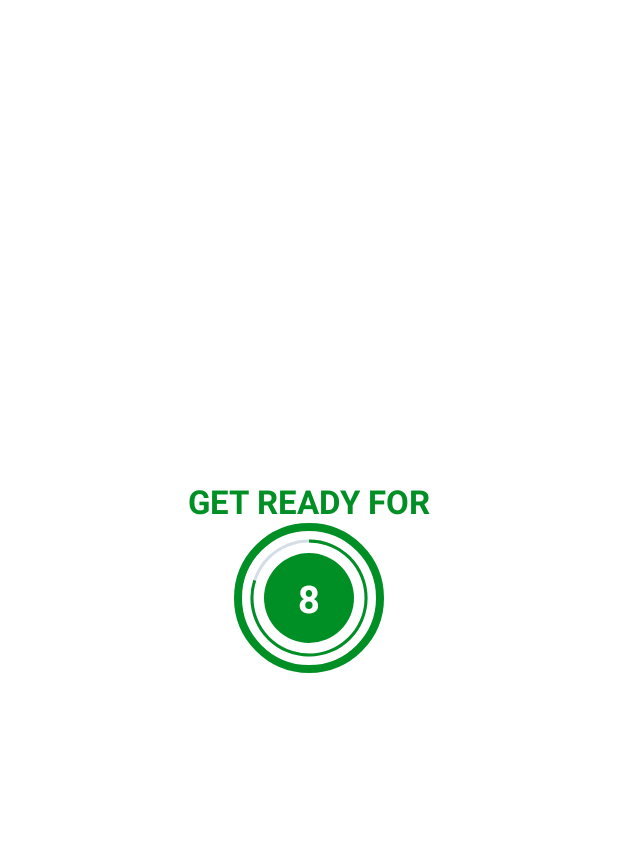
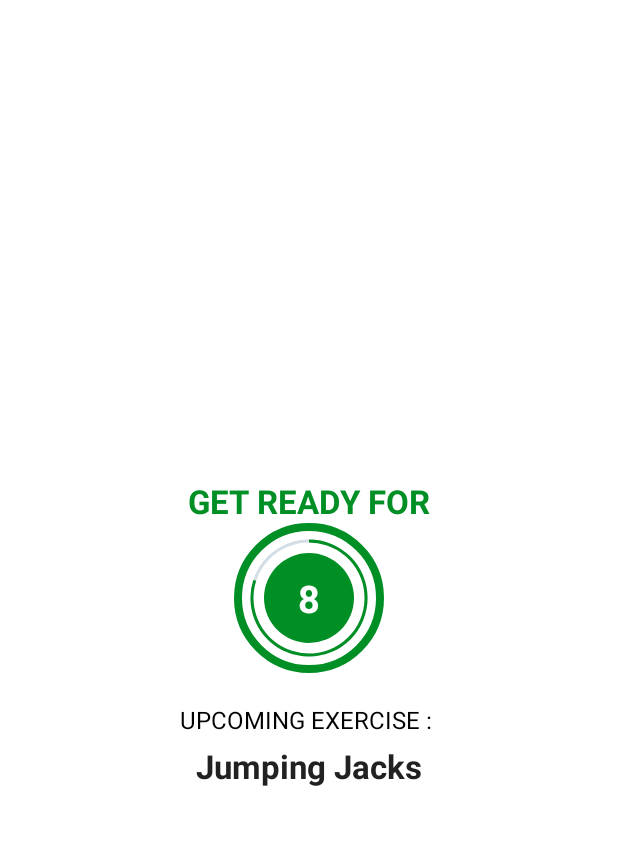
Before and after one commit to tranvuhung/7minutesworkout, an Android app: the ExerciseActivity screen opened directly, with no data from a screen before it, on a phone screen of 412 x 824 dp, the part 62-907 px from its top. Run offline under Robolectric (Android 15) with nearby library versions, the phone set to English and light mode, and no system bars.

Commit message:
add upcoming text

```diff
--- a/app/src/main/java/com/vuhungtran/a7minutesworkout/ExerciseActivity.kt
+++ b/app/src/main/java/com/vuhungtran/a7minutesworkout/ExerciseActivity.kt
@@ -103,6 +103,8 @@
     private fun setupRestView(){
         binding?.flRestView?.visibility = View.VISIBLE
         binding?.tvTitle?.visibility = View.VISIBLE
+        binding?.upcomingLabel?.visibility = View.VISIBLE
+        binding?.tvUpcomingExerciseName?.visibility = View.VISIBLE
         binding?.tvExerciseName?.visibility = View.INVISIBLE
         binding?.flExerciseView?.visibility = View.INVISIBLE
         binding?.ivImage?.visibility = View.INVISIBLE
@@ -111,6 +113,7 @@
             resetTime!!.cancel()
             restProgress = 0
         }
+        binding?.tvUpcomingExerciseName?.text = exerciseList!![currentExercisePosition + 1].getName()
         // This function is used to set the progress details.
         setRestProgressBar()
     }
@@ -120,6 +123,8 @@
         // Here according to the view make it visible as this is Exercise View so exercise view is visible and rest view is not.
         binding?.flRestView?.visibility = View.INVISIBLE
         binding?.tvTitle?.visibility = View.INVISIBLE
+        binding?.upcomingLabel?.visibility = View.INVISIBLE
+        binding?.tvUpcomingExerciseName?.visibility = View.INVISIBLE
         binding?.tvExerciseName?.visibility = View.VISIBLE
         binding?.ivImage?.visibility = View.VISIBLE
         binding?.flExerciseView?.visibility = View.VISIBLE
--- a/app/src/main/res/layout/activity_exercise.xml
+++ b/app/src/main/res/layout/activity_exercise.xml
@@ -67,7 +67,36 @@
         </LinearLayout>
     </FrameLayout>
 
-    <!--TODO (Step 1 - First add the images to the Drawable folder and adding an imageview to show which is the current exercise along with the Name.)-->
+    <!--TODO (Step 1 - Showing the upcoming exercise name in the Get Ready For View.)-->
+    <!--START-->
+    <TextView
+        app:layout_constraintTop_toBottomOf="@id/flRestView"
+        android:id="@+id/upcomingLabel"
+        android:layout_width="wrap_content"
+        android:layout_height="wrap_content"
+        app:layout_constraintStart_toStartOf="parent"
+        app:layout_constraintEnd_toEndOf="parent"
+        android:layout_marginTop="20dp"
+        android:textColor="@color/black"
+        app:layout_constraintBottom_toTopOf="@id/tvUpcomingExerciseName"
+        android:text="UPCOMING EXERCISE : "
+        android:textSize="16sp" />
+
+    <TextView
+        app:layout_constraintTop_toBottomOf="@id/upcomingLabel"
+        android:id="@+id/tvUpcomingExerciseName"
+        android:layout_width="wrap_content"
+        android:layout_height="wrap_content"
+        app:layout_constraintStart_toStartOf="parent"
+        app:layout_constraintEnd_toEndOf="parent"
+        android:layout_marginTop="5dp"
+        android:textColor="#212121"
+        android:textSize="22sp"
+        android:textStyle="bold"
+        tools:text="Exercise Name" />
+    <!--END-->
+
+    <!--First add the images to the Drawable folder and adding an imageview to show which is the current exercise along with the Name.)-->
     <!--START-->
     <ImageView
         android:id="@+id/ivImage"
```
